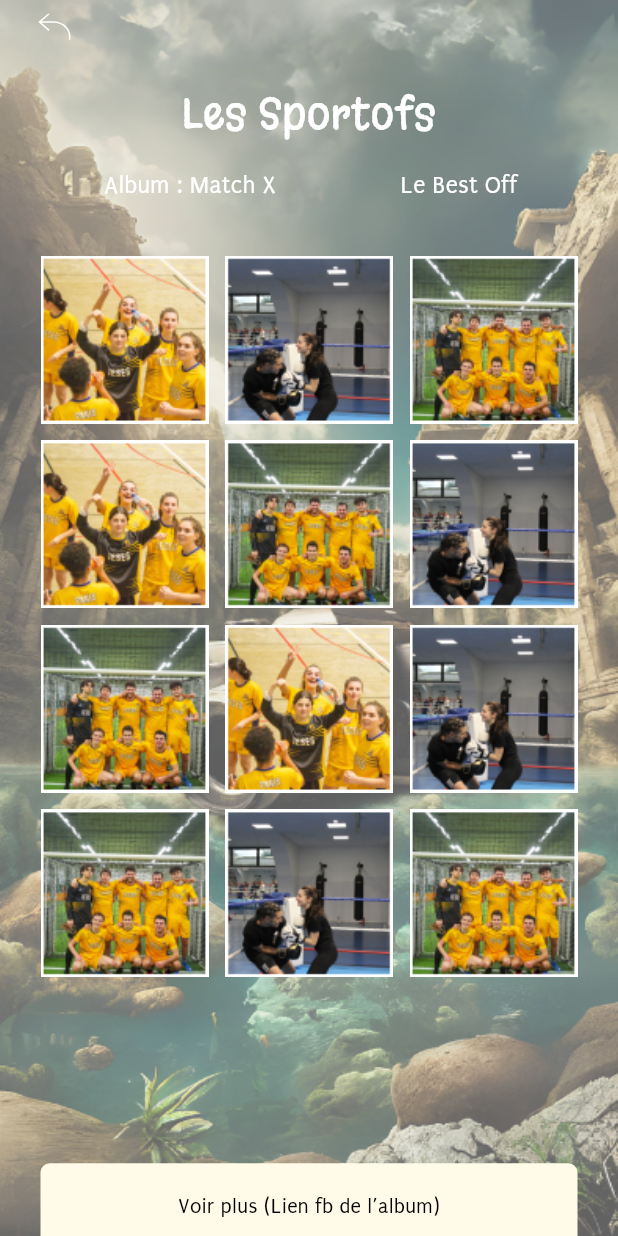
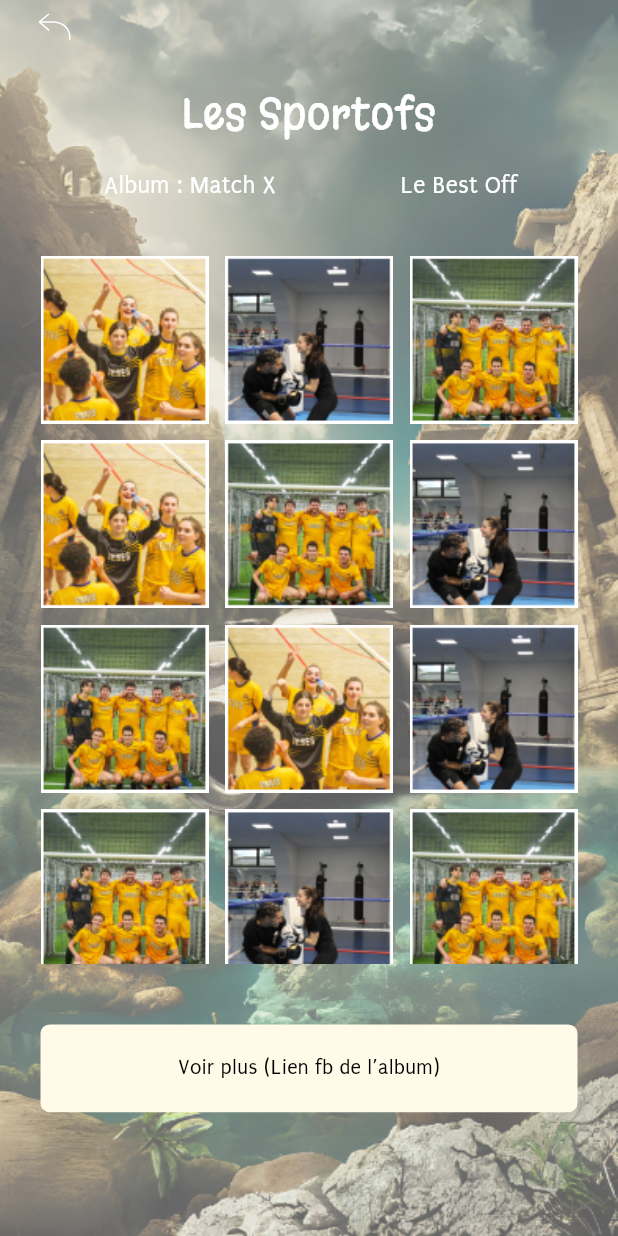
Before and after one commit to sagorahamed1/school_sports, a Flutter app: the LesSportofsScren screen opened by its route, on a phone screen of 412 x 824 dp. Run offline on Flutter 3.47's test engine with Material 3 defaults, Android fonts, the light colour scheme and no system bars; our stand-ins replace flutter_screenutil, flutter_svg, get.

Commit message:
les sportosfs

```diff
--- a/lib/views/screens/les_sportofs/les_sportofs_screen.dart
+++ b/lib/views/screens/les_sportofs/les_sportofs_screen.dart
@@ -104,7 +104,7 @@ class LesSportofsScren extends StatelessWidget {
 
 
                   Container(
-                    height: 600,
+                    height: 500.h,
                     child: GridView.builder(
                       itemCount: matchList.length,
                       gridDelegate: const SliverGridDelegateWithFixedCrossAxisCount(
@@ -125,11 +125,7 @@ class LesSportofsScren extends StatelessWidget {
 
                   SizedBox(height: 40.h,),
 
-                  GestureDetector(
-                    onTap: (){
-                      Get.to(NosEventsScreen());
-                    },
-                    child: Container(
+                  Container(
                     width: width,
                     decoration: BoxDecoration(
                       borderRadius: BorderRadius.circular(6.r),
@@ -142,11 +138,10 @@ class LesSportofsScren extends StatelessWidget {
                       color: AppColors.black,
                     ),
                   ),
-                  ),
 
 
 
-                  const SizedBox(height: 59,),
+                   SizedBox(height: 59.h,),
                 ],
               ),
             ),
```
Lines whose indentation alone changed are shown as unchanged.
